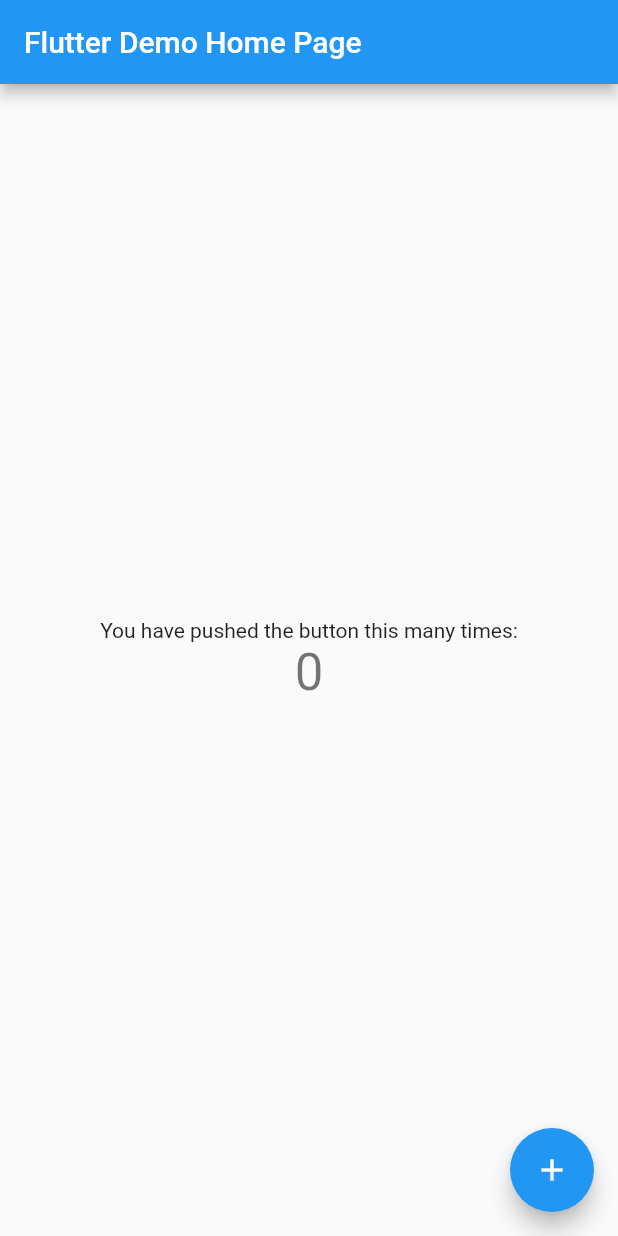
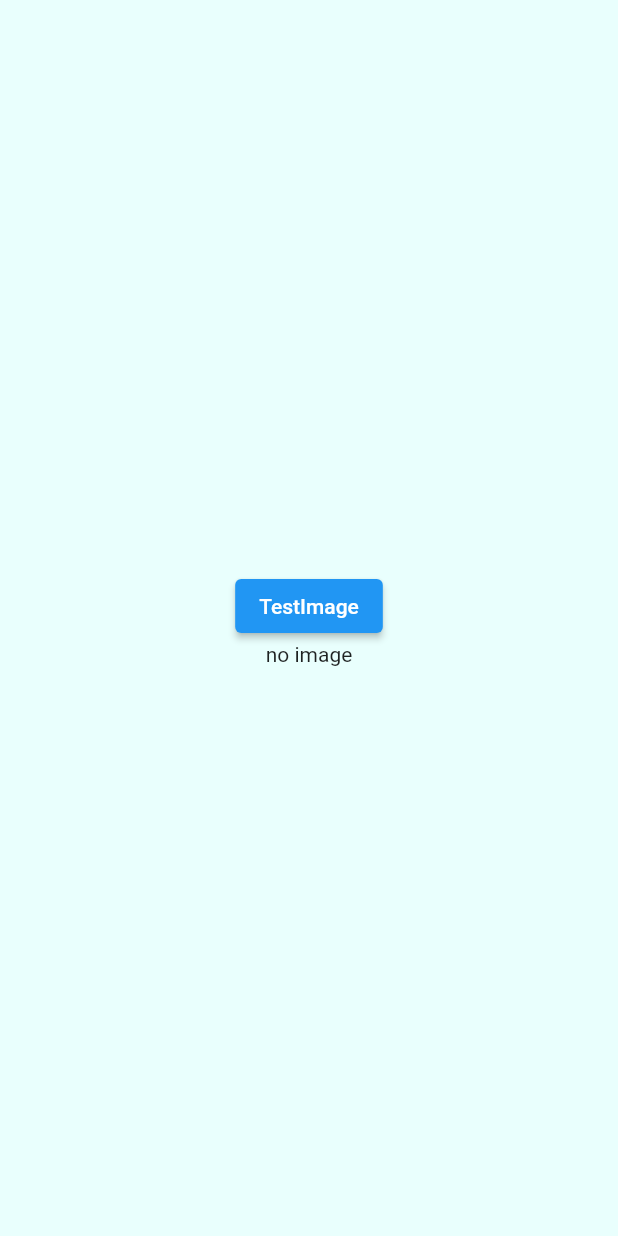
Before and after one commit to john-safwat/Gaya-Store-App, a Flutter app: the screen it shows after launch, on a phone screen of 412 x 824 dp. Run offline on Flutter 3.47's test engine with Material 2 defaults, Android fonts, the phone set to English and light mode, and no system bars; our stand-ins replace another_flutter_splash_screen, image_picker.

Commit message:
+ LoginScreenView.dart + Logo.png + MyTheme.dart + RegistrationScreenView.dart + SplashScreen.dart

```diff
--- /dev/null
+++ b/lib/Core/Theme/MyTheme.dart
@@ -0,0 +1,16 @@
+import 'dart:ui';
+
+import 'package:flutter/material.dart';
+
+class MyTheme {
+  static const Color darkBlue = Color(0xff0D2E58);
+  static const Color blue = Color(0xff318EC7);
+  static const Color lightBlue = Color(0xffD4EEF3);
+  static const Color backGround = Color(0xffE9FFFD);
+
+  static ThemeData darkTheme = ThemeData(
+    scaffoldBackgroundColor: backGround ,
+    primaryColor: darkBlue,
+    canvasColor: darkBlue,
+  );
+}
--- /dev/null
+++ b/lib/Presentation/UI/Login/LoginScreenView.dart
@@ -0,0 +1,14 @@
+import 'package:flutter/material.dart';
+
+class LoginScreen extends StatelessWidget {
+  static const String routeName = 'Login Screen';
+
+  @override
+  Widget build(BuildContext context) {
+    return Scaffold(
+      appBar: AppBar(
+
+      ),
+    );
+  }
+}
--- /dev/null
+++ b/lib/Presentation/UI/Registration/RegistrationScreenView.dart
@@ -0,0 +1,41 @@
+import 'dart:io';
+
+import 'package:flutter/material.dart';
+import 'package:image_picker/image_picker.dart';
+
+class RegistrationScreen extends StatefulWidget {
+  static const String routeName = "RegistrationScreen";
+
+  @override
+  State<RegistrationScreen> createState() => _RegistrationScreenState();
+}
+
+class _RegistrationScreenState extends State<RegistrationScreen> {
+  // test image piker
+  final ImagePicker picker = ImagePicker();
+
+  XFile? image ;
+
+  @override
+  Widget build(BuildContext context) {
+    return Scaffold(
+      body: Column(
+        mainAxisAlignment: MainAxisAlignment.center,
+        crossAxisAlignment: CrossAxisAlignment.center,
+        children: [
+          Row(),
+          ElevatedButton(
+              onPressed: ()async{
+                image = await picker.pickImage(source: ImageSource.gallery);
+                setState(() {
+
+                });
+              },
+              child:const Text("TestImage"),
+          ),
+          image != null ? Image.file(File(image!.path)) : Text("no image"),
+        ],
+      ),
+    );
+  }
+}
--- /dev/null
+++ b/lib/Presentation/UI/Splash/SplashScreen.dart
@@ -0,0 +1,23 @@
+import 'package:another_flutter_splash_screen/another_flutter_splash_screen.dart';
+import 'package:ecommerce/Core/Theme/MyTheme.dart';
+import 'package:ecommerce/Presentation/UI/Registration/RegistrationScreenView.dart';
+import 'package:flutter/material.dart';
+
+class SplashScreen extends StatelessWidget {
+  static const String routeName = 'Splash Screen';
+
+  @override
+  Widget build(BuildContext context) {
+    return Scaffold(
+      body: FlutterSplashScreen.scale(
+        backgroundColor: MyTheme.backGround,
+        childWidget: SizedBox(
+          child: Image.asset("assets/images/Logo.png" , height: 200, width: 200,)
+        ),
+        duration: const Duration(milliseconds:3000),
+        animationDuration: const Duration(milliseconds: 1000),
+        defaultNextScreen: RegistrationScreen(),
+      )
+    );
+  }
+}
--- a/lib/main.dart
+++ b/lib/main.dart
@@ -1,115 +1,24 @@
+import 'package:ecommerce/Core/Theme/MyTheme.dart';
+import 'package:ecommerce/Presentation/UI/Login/LoginScreenView.dart';
+import 'package:ecommerce/Presentation/UI/Registration/RegistrationScreenView.dart';
+import 'package:ecommerce/Presentation/UI/Splash/SplashScreen.dart';
 import 'package:flutter/material.dart';
 
 void main() {
-  runApp(const MyApp());
+  runApp(MyApp());
 }
 
 class MyApp extends StatelessWidget {
-  const MyApp({super.key});
-
-  // This widget is the root of your application.
   @override
   Widget build(BuildContext context) {
     return MaterialApp(
-      title: 'Flutter Demo',
-      theme: ThemeData(
-        // This is the theme of your application.
-        //
-        // Try running your application with "flutter run". You'll see the
-        // application has a blue toolbar. Then, without quitting the app, try
-        // changing the primarySwatch below to Colors.green and then invoke
-        // "hot reload" (press "r" in the console where you ran "flutter run",
-        // or simply save your changes to "hot reload" in a Flutter IDE).
-        // Notice that the counter didn't reset back to zero; the application
-        // is not restarted.
-        primarySwatch: Colors.blue,
-      ),
-      home: const MyHomePage(title: 'Flutter Demo Home Page'),
+      routes: {
+        SplashScreen.routeName :(_) => SplashScreen(),
+        LoginScreen.routeName :(_) => LoginScreen(),
+        RegistrationScreen.routeName :(_) => RegistrationScreen(),
+      },
+      initialRoute: SplashScreen.routeName,
+      theme: MyTheme.darkTheme,
     );
   }
 }
-
-class MyHomePage extends StatefulWidget {
-  const MyHomePage({super.key, required this.title});
-
-  // This widget is the home page of your application. It is stateful, meaning
-  // that it has a State object (defined below) that contains fields that affect
-  // how it looks.
-
-  // This class is the configuration for the state. It holds the values (in this
-  // case the title) provided by the parent (in this case the App widget) and
-  // used by the build method of the State. Fields in a Widget subclass are
-  // always marked "final".
-
-  final String title;
-
-  @override
-  State<MyHomePage> createState() => _MyHomePageState();
-}
-
-class _MyHomePageState extends State<MyHomePage> {
-  int _counter = 0;
-
-  void _incrementCounter() {
-    setState(() {
-      // This call to setState tells the Flutter framework that something has
-      // changed in this State, which causes it to rerun the build method below
-      // so that the display can reflect the updated values. If we changed
-      // _counter without calling setState(), then the build method would not be
-      // called again, and so nothing would appear to happen.
-      _counter++;
-    });
-  }
-
-  @override
-  Widget build(BuildContext context) {
-    // This method is rerun every time setState is called, for instance as done
-    // by the _incrementCounter method above.
-    //
-    // The Flutter framework has been optimized to make rerunning build methods
-    // fast, so that you can just rebuild anything that needs updating rather
-    // than having to individually change instances of widgets.
-    return Scaffold(
-      appBar: AppBar(
-        // Here we take the value from the MyHomePage object that was created by
-        // the App.build method, and use it to set our appbar title.
-        title: Text(widget.title),
-      ),
-      body: Center(
-        // Center is a layout widget. It takes a single child and positions it
-        // in the middle of the parent.
-        child: Column(
-          // Column is also a layout widget. It takes a list of children and
-          // arranges them vertically. By default, it sizes itself to fit its
-          // children horizontally, and tries to be as tall as its parent.
-          //
-          // Invoke "debug painting" (press "p" in the console, choose the
-          // "Toggle Debug Paint" action from the Flutter Inspector in Android
-          // Studio, or the "Toggle Debug Paint" command in Visual Studio Code)
-          // to see the wireframe for each widget.
-          //
-          // Column has various properties to control how it sizes itself and
-          // how it positions its children. Here we use mainAxisAlignment to
-          // center the children vertically; the main axis here is the vertical
-          // axis because Columns are vertical (the cross axis would be
-          // horizontal).
-          mainAxisAlignment: MainAxisAlignment.center,
-          children: <Widget>[
-            const Text(
-              'You have pushed the button this many times:',
-            ),
-            Text(
-              '$_counter',
-              style: Theme.of(context).textTheme.headlineMedium,
-            ),
-          ],
-        ),
-      ),
-      floatingActionButton: FloatingActionButton(
-        onPressed: _incrementCounter,
-        tooltip: 'Increment',
-        child: const Icon(Icons.add),
-      ), // This trailing comma makes auto-formatting nicer for build methods.
-    );
-  }
-}
```
Also changed, not shown: pubspec.yaml (+5 -2 lines), assets/images/Logo.png (added), pubspec.lock, 1 other file.
